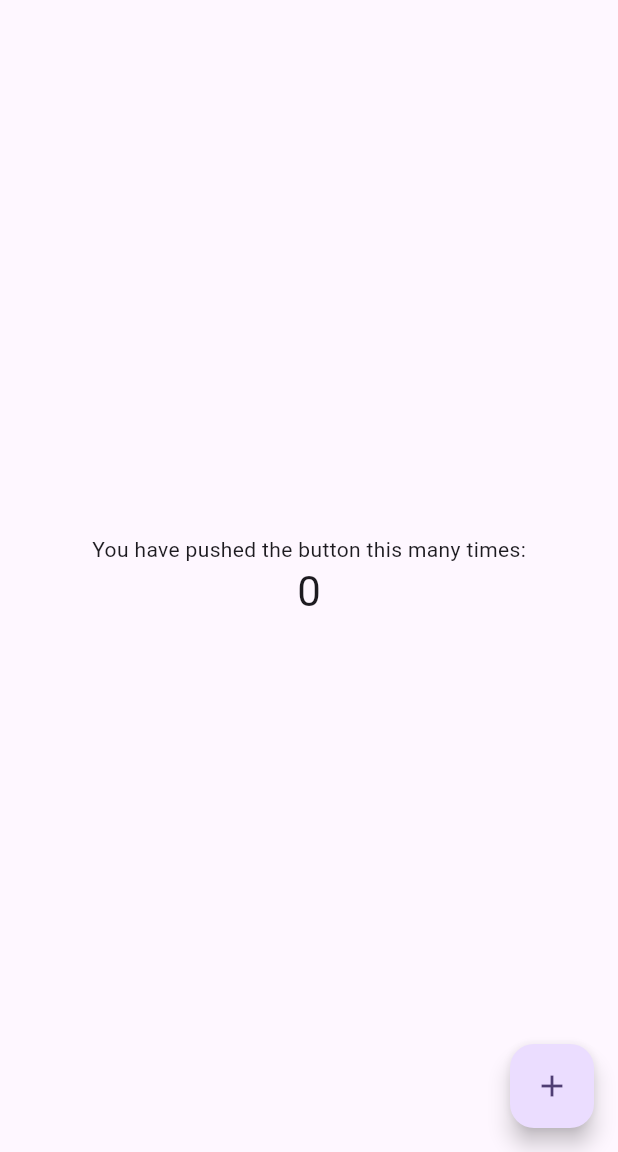
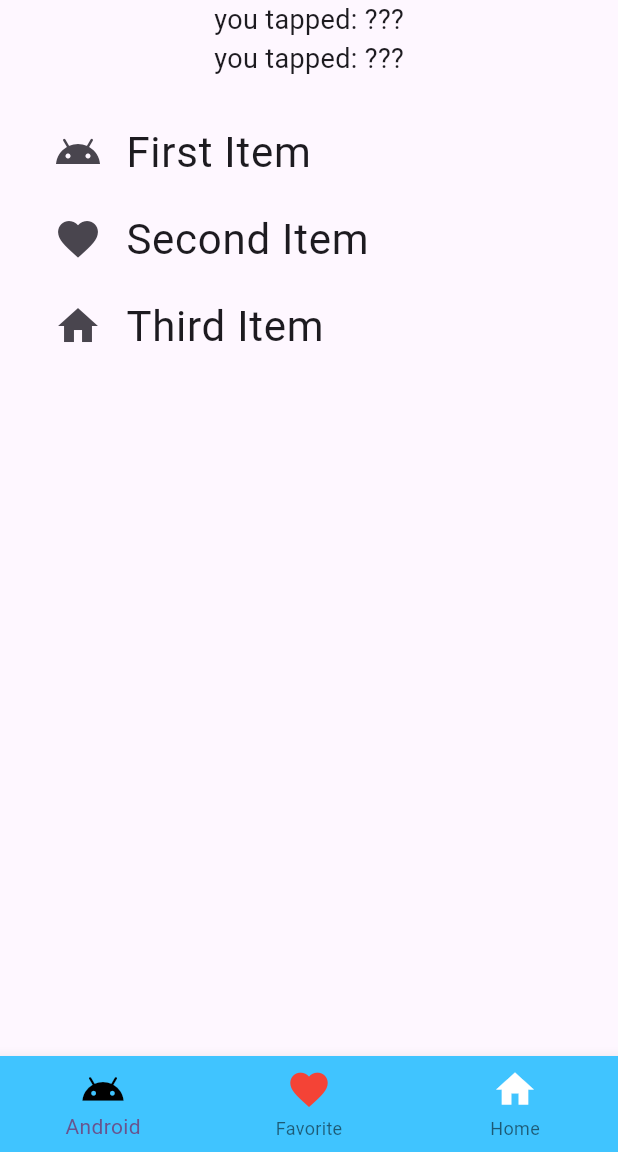
Before and after one commit to yossibank/FlutterApp, a Flutter app: the screen it shows after launch, on a phone screen of 412 x 824 dp, the part 84-1236 px from its top. Run offline on Flutter 3.47's test engine with Material 2 defaults, Android fonts, the phone set to English and light mode, and no system bars; our stand-ins replace font_awesome_flutter.

Commit message:
Tab, ListView作成

```diff
--- a/practice4/lib/main.dart
+++ b/practice4/lib/main.dart
@@ -34,11 +34,23 @@ class MyHomePage extends StatefulWidget {
 }
 
 class _MyHomePageState extends State<MyHomePage> {
-  int _counter = 0;
+  static var _tabMessage = 'you tapped: ???';
+  static var _listMessage = 'you tapped: ???';
+  static var _tabIndex = 0;
+  static var _listIndex = 0;
 
-  void _incrementCounter() {
+  void tapBottomIcon(int value) {
+    var items = ['Android', 'Heart', 'Home'];
+
     setState(() {
-      _counter++;
+      _tabIndex = value;
+      _tabMessage = 'you tapped: "${items[_tabIndex]}"';
+    });
+  }
+
+  void tapTile() {
+    setState(() {
+      _listMessage = 'you tapped: No. $_listIndex';
     });
   }
 
@@ -57,24 +69,105 @@ class _MyHomePageState extends State<MyHomePage> {
           ),
         ],
       ),
-      body: Center(
-        child: Column(
-          mainAxisAlignment: MainAxisAlignment.center,
-          children: <Widget>[
-            const Text(
-              'You have pushed the button this many times:',
+      body: Column(
+        children: <Widget>[
+          Text(
+            _tabMessage,
+            style: const TextStyle(fontSize: 18.0),
+          ),
+          Text(
+            _listMessage,
+            style: const TextStyle(fontSize: 18.0),
+          ),
+          ListView(
+            shrinkWrap: true,
+            padding: const EdgeInsets.all(20.0),
+            children: <Widget>[
+              ListTile(
+                leading: const Icon(
+                  Icons.android,
+                  size: 32.0,
+                ),
+                title: const Text(
+                  'First Item',
+                  style: TextStyle(
+                    fontSize: 28.0,
+                  ),
+                ),
+                selected: _listIndex == 1,
+                onTap: () {
+                  _listIndex = 1;
+                  tapTile();
+                },
+              ),
+              ListTile(
+                leading: const Icon(
+                  Icons.favorite,
+                  size: 32.0,
+                ),
+                title: const Text(
+                  'Second Item',
+                  style: TextStyle(
+                    fontSize: 28.0,
+                  ),
+                ),
+                selected: _listIndex == 2,
+                onTap: () {
+                  _listIndex = 2;
+                  tapTile();
+                },
+              ),
+              ListTile(
+                leading: const Icon(
+                  Icons.home,
+                  size: 32.0,
+                ),
+                title: const Text(
+                  'Third Item',
+                  style: TextStyle(
+                    fontSize: 28.0,
+                  ),
+                ),
+                selected: _listIndex == 3,
+                onTap: () {
+                  _listIndex = 3;
+                  tapTile();
+                },
+              ),
+            ],
+          ),
+        ],
+      ),
+      bottomNavigationBar: BottomNavigationBar(
+        currentIndex: _tabIndex,
+        backgroundColor: Colors.lightBlueAccent,
+        items: const <BottomNavigationBarItem>[
+          BottomNavigationBarItem(
+            label: 'Android',
+            icon: Icon(
+              Icons.android,
+              color: Colors.black,
+              size: 30,
             ),
-            Text(
-              '$_counter',
-              style: Theme.of(context).textTheme.headlineMedium,
+          ),
+          BottomNavigationBarItem(
+            label: 'Favorite',
+            icon: Icon(
+              Icons.favorite,
+              color: Colors.red,
+              size: 30,
             ),
-          ],
-        ),
-      ),
-      floatingActionButton: FloatingActionButton(
-        onPressed: _incrementCounter,
-        tooltip: 'Increment',
-        child: const Icon(Icons.add),
+          ),
+          BottomNavigationBarItem(
+            label: 'Home',
+            icon: Icon(
+              Icons.home,
+              color: Colors.white,
+              size: 30,
+            ),
+          ),
+        ],
+        onTap: tapBottomIcon,
       ),
     );
   }
--- a/practice4/lib/test_page1.dart
+++ b/practice4/lib/test_page1.dart
@@ -8,7 +8,7 @@ class TestPage1 extends StatefulWidget {
 }
 
 class _TestPage1State extends State<TestPage1> {
-  static var _message = 'OK';
+  static var _message = '☆☆☆☆☆';
   static var _stars = '☆☆☆☆☆';
   static var _star = 0;
 
```
